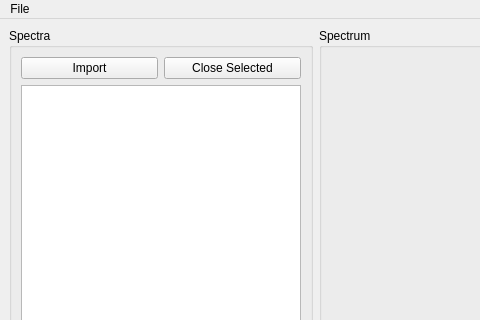
Before: the Qt Designer form ui/main_window.ui in mauritiusdadd/redmost, drawn with Qt 5; both pictures show x 0 to 480 and y 0 to 320 of the 1233 by 730 pixel window.
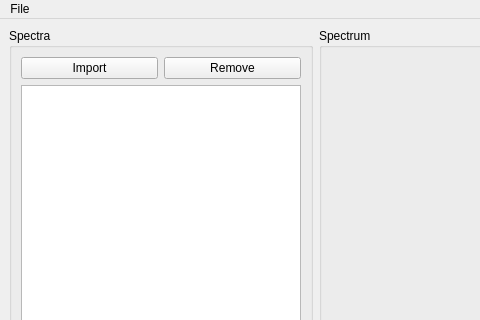
After: the same form once the commit is applied.

Commit message: Can populate listWidget

The edit to the form file:
```diff
--- a/ui/main_window.ui
+++ b/ui/main_window.ui
@@ -57,7 +57,7 @@
          <item row="1" column="1">
           <widget class="QPushButton" name="closeSpecPushButton">
            <property name="text">
-            <string>Close Selected</string>
+            <string>Remove</string>
            </property>
           </widget>
          </item>
```
Left out of the diff: 2 changed lines with no effect on the pictures. The commit also changes 2 other files.
